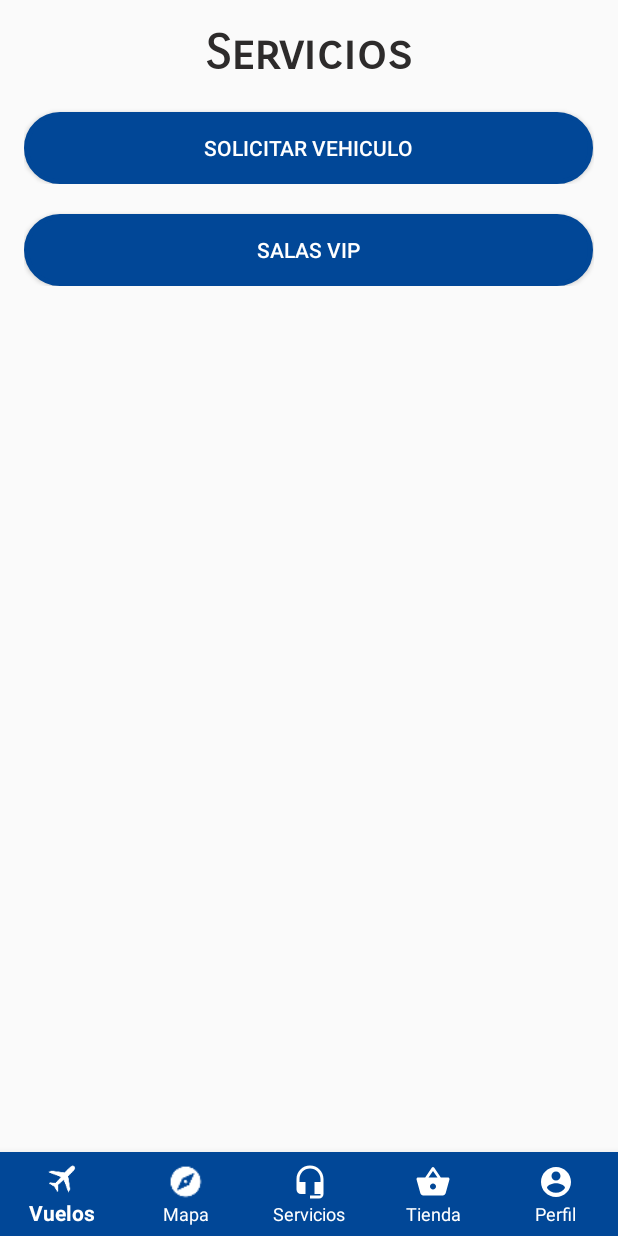
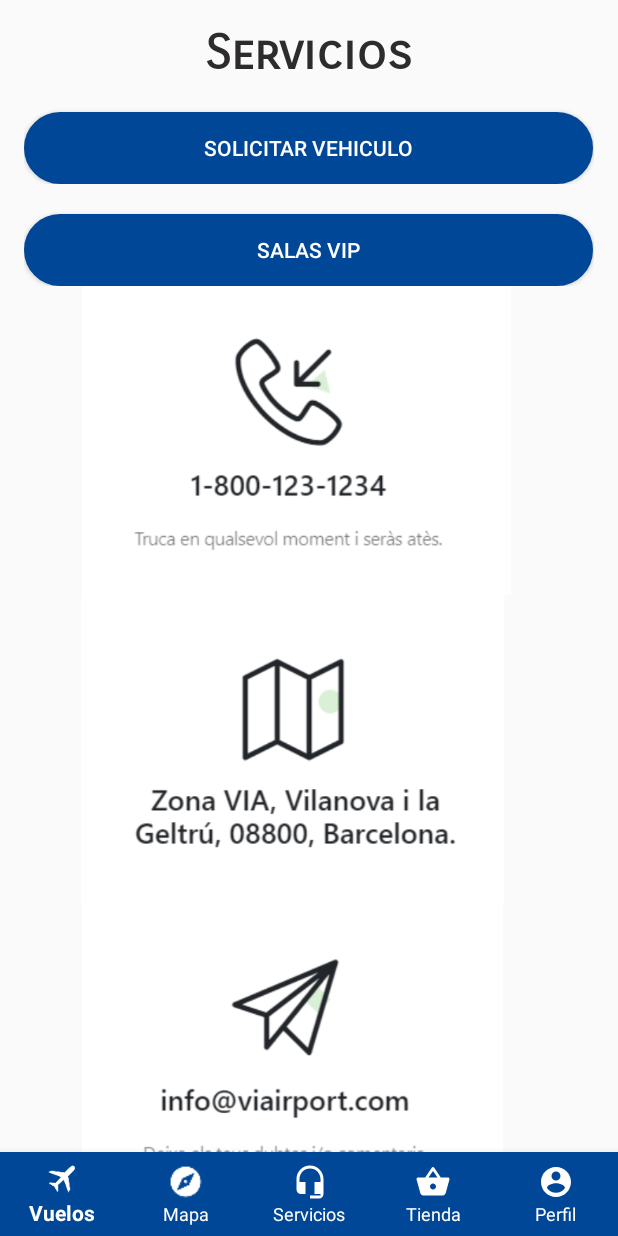
Before and after one commit to PTIN2020/A4, an Android app: the servicios screen opened directly, with no data from a screen before it, on a phone screen of 412 x 824 dp. Run offline under Robolectric (Android 15) with nearby library versions, the phone set to English and light mode, and no system bars; our stand-ins replace Volley; network calls fail.

Commit message:
Datos de contacto en servicios

```diff
--- a/app/src/main/res/layout/activity_servicios.xml
+++ b/app/src/main/res/layout/activity_servicios.xml
@@ -59,21 +59,58 @@
                     android:textColor="@drawable/txt_button" />
 
             </TableRow>
+
             <TableRow
                 android:layout_width="match_parent"
                 android:layout_height="match_parent">
 
                 <Button
                     android:id="@+id/sala_vip"
-                    android:layout_marginTop="20dp"
                     android:layout_width="match_parent"
                     android:layout_height="match_parent"
+                    android:layout_marginTop="20dp"
                     android:background="@drawable/btn_circle"
                     android:gravity="center"
-                    android:textColor="@drawable/txt_button"
-                    android:text="Salas VIP" />
+                    android:text="Salas VIP"
+                    android:textColor="@drawable/txt_button" />
 
             </TableRow>
+
+            <TableRow
+                android:layout_width="match_parent"
+                android:layout_height="match_parent"
+                android:weightSum="3">
+
+                <LinearLayout
+                    android:layout_width="match_parent"
+                    android:layout_height="match_parent"
+                    android:orientation="vertical">
+
+                    <ImageView
+                        android:id="@+id/imageView"
+                        android:layout_width="wrap_content"
+                        android:layout_height="wrap_content"
+                        android:layout_weight="1"
+                        app:srcCompat="@drawable/telefono" />
+
+                    <ImageView
+                        android:id="@+id/imageView5"
+                        android:layout_width="wrap_content"
+                        android:layout_height="wrap_content"
+                        android:layout_weight="1"
+                        app:srcCompat="@drawable/direccion" />
+
+                    <ImageView
+                        android:id="@+id/imageView6"
+                        android:layout_width="wrap_content"
+                        android:layout_height="wrap_content"
+                        android:layout_weight="1"
+                        app:srcCompat="@drawable/mail" />
+                </LinearLayout>
+
+            </TableRow>
+
         </TableLayout>
+
     </LinearLayout>
 </androidx.coordinatorlayout.widget.CoordinatorLayout>
```
Also changed, not shown: app/src/main/res/drawable/direccion.png (added), app/src/main/res/drawable/mail.png (added), app/src/main/res/drawable/telefono.png (added).
